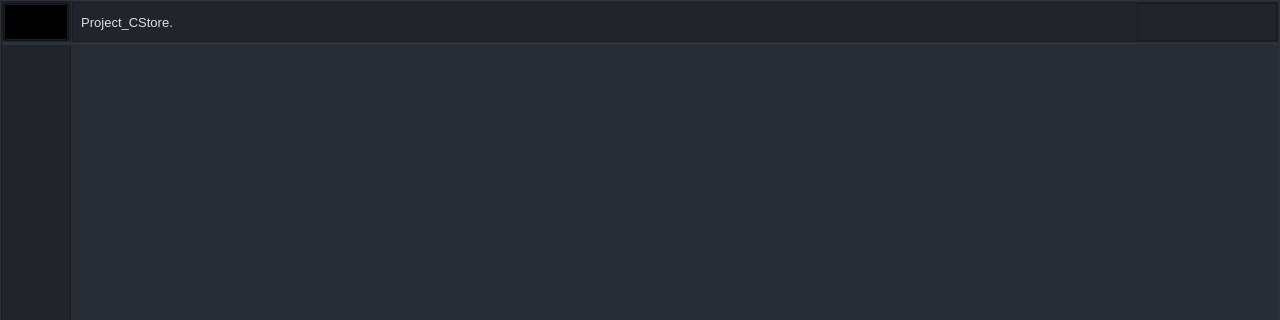
The window that CStore/CStore.ui (fr0staman/CStore) describes before a commit, drawn with Qt 5; both pictures show x 0 to 1280 and y 0 to 320 of the 1280 by 720 pixel window.
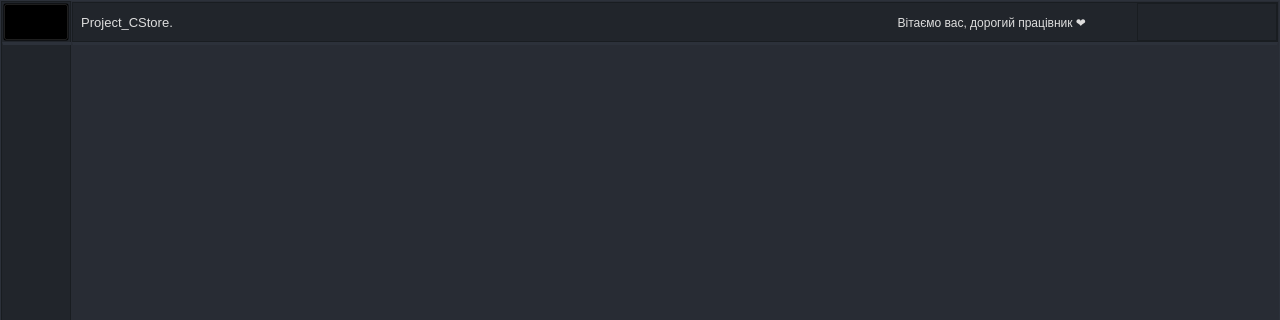
The same window after the commit. Icons and pictures are not drawn.

Diff of the .ui file:
```diff
--- a/CStore/CStore.ui
+++ b/CStore/CStore.ui
@@ -2693,7 +2693,7 @@
                  <number>0</number>
                 </property>
                 <property name="rightMargin">
-                 <number>0</number>
+                 <number>50</number>
                 </property>
                 <property name="bottomMargin">
                  <number>0</number>
@@ -2721,6 +2721,31 @@
                   </property>
                  </widget>
                 </item>
+                <item>
+                 <widget class="QLabel" name="rightLabel">
+                  <property name="minimumSize">
+                   <size>
+                    <width>506</width>
+                    <height>0</height>
+                   </size>
+                  </property>
+                  <property name="text">
+                   <string>Вітаємо вас, дорогий працівник ❤️</string>
+                  </property>
+                  <property name="scaledContents">
+                   <bool>false</bool>
+                  </property>
+                  <property name="alignment">
+                   <set>Qt::AlignRight|Qt::AlignTrailing|Qt::AlignVCenter</set>
+                  </property>
+                  <property name="wordWrap">
+                   <bool>false</bool>
+                  </property>
+                  <property name="openExternalLinks">
+                   <bool>false</bool>
+                  </property>
+                 </widget>
+                </item>
                </layout>
               </widget>
              </item>
```
